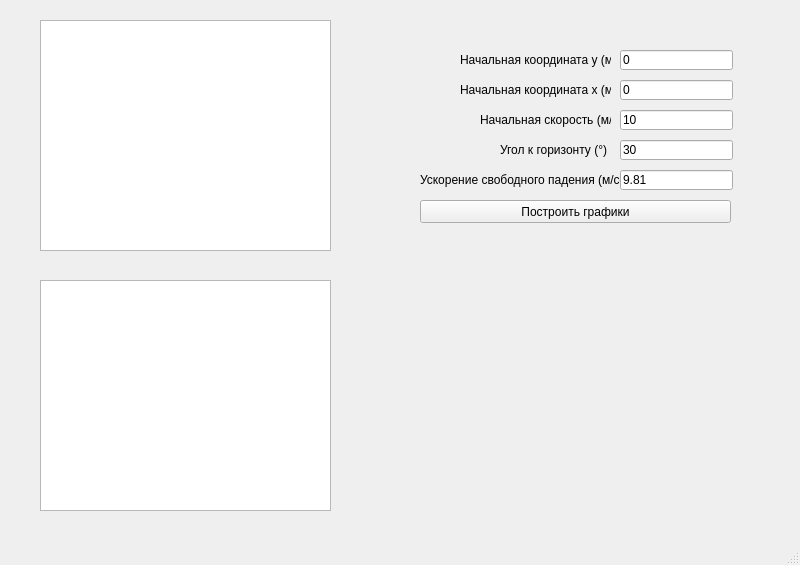
Qt form src/form.ui (MrChester-X/python-visualization-of-kinematics) before a commit.
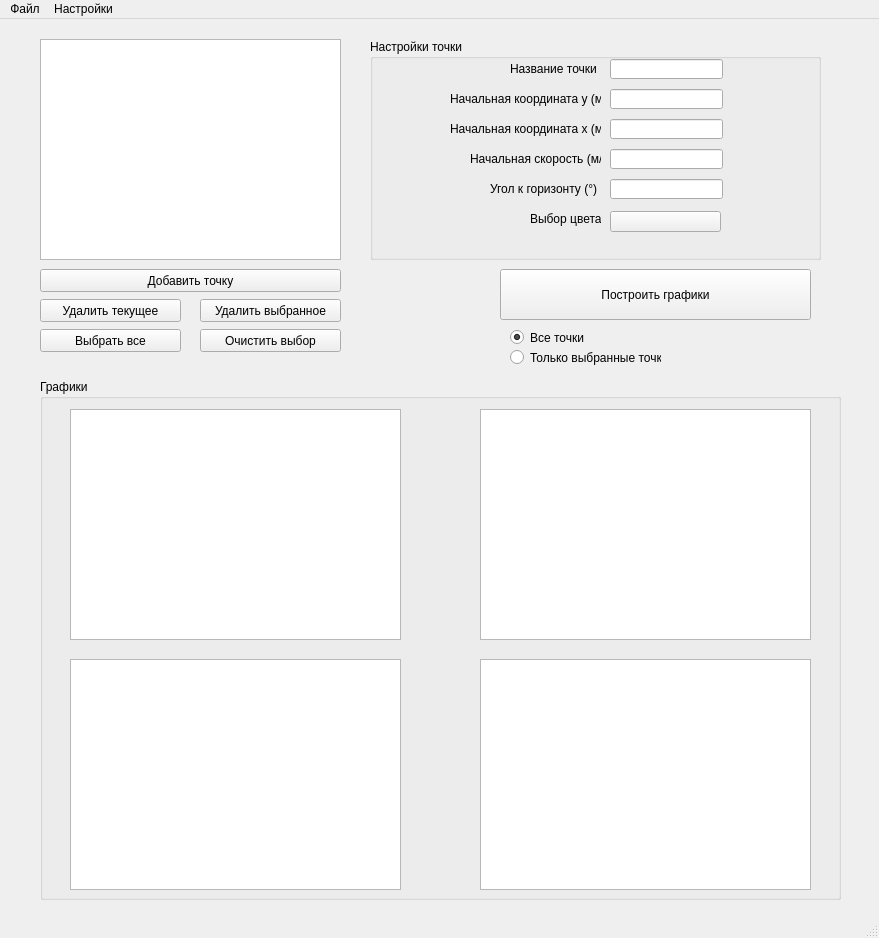
The same form after that commit. Custom widgets are drawn as their Qt base class.

```diff
--- a/src/form.ui
+++ b/src/form.ui
@@ -6,41 +6,173 @@
    <rect>
     <x>0</x>
     <y>0</y>
-    <width>800</width>
-    <height>565</height>
+    <width>879</width>
+    <height>938</height>
    </rect>
   </property>
   <property name="windowTitle">
    <string>Visualization of kinematics</string>
   </property>
   <widget class="QWidget" name="centralwidget">
+   <widget class="QPushButton" name="button_build">
+    <property name="geometry">
+     <rect>
+      <x>500</x>
+      <y>250</y>
+      <width>311</width>
+      <height>51</height>
+     </rect>
+    </property>
+    <property name="text">
+     <string>Построить графики</string>
+    </property>
+   </widget>
+   <widget class="QListWidget" name="points_list">
+    <property name="geometry">
+     <rect>
+      <x>40</x>
+      <y>20</y>
+      <width>301</width>
+      <height>221</height>
+     </rect>
+    </property>
+   </widget>
+   <widget class="QGroupBox" name="groupBox">
+    <property name="geometry">
+     <rect>
+      <x>40</x>
+      <y>360</y>
+      <width>801</width>
+      <height>521</height>
+     </rect>
+    </property>
+    <property name="title">
+     <string>Графики</string>
+    </property>
+    <widget class="PlotWidget" name="graphic2">
+     <property name="geometry">
+      <rect>
+       <x>30</x>
+       <y>30</y>
+       <width>331</width>
+       <height>231</height>
+      </rect>
+     </property>
+    </widget>
    <widget class="PlotWidget" name="graphic1">
     <property name="geometry">
      <rect>
-      <x>40</x>
-      <y>20</y>
-      <width>291</width>
+       <x>440</x>
+       <y>30</y>
+       <width>331</width>
       <height>231</height>
      </rect>
     </property>
    </widget>
-   <widget class="QLineEdit" name="input_speed">
+    <widget class="PlotWidget" name="graphic3">
     <property name="geometry">
      <rect>
-      <x>620</x>
-      <y>110</y>
+       <x>30</x>
+       <y>280</y>
+       <width>331</width>
+       <height>231</height>
+      </rect>
+     </property>
+    </widget>
+    <widget class="PlotWidget" name="graphic4">
+     <property name="geometry">
+      <rect>
+       <x>440</x>
+       <y>280</y>
+       <width>331</width>
+       <height>231</height>
+      </rect>
+     </property>
+    </widget>
+   </widget>
+   <widget class="QGroupBox" name="groupBox_2">
+    <property name="geometry">
+     <rect>
+      <x>370</x>
+      <y>20</y>
+      <width>451</width>
+      <height>221</height>
+     </rect>
+    </property>
+    <property name="title">
+     <string>Настройки точки</string>
+    </property>
+    <property name="alignment">
+     <set>Qt::AlignLeading|Qt::AlignLeft|Qt::AlignTop</set>
+    </property>
+    <widget class="QLineEdit" name="input_name">
+     <property name="geometry">
+      <rect>
+       <x>240</x>
+       <y>20</y>
       <width>113</width>
       <height>20</height>
      </rect>
     </property>
     <property name="text">
-     <string>10</string>
+      <string/>
+     </property>
+     <property name="echoMode">
+      <enum>QLineEdit::Normal</enum>
+     </property>
+     <property name="clearButtonEnabled">
+      <bool>false</bool>
+     </property>
+    </widget>
+    <widget class="QLineEdit" name="input_y">
+     <property name="geometry">
+      <rect>
+       <x>240</x>
+       <y>50</y>
+       <width>113</width>
+       <height>20</height>
+      </rect>
+     </property>
+     <property name="text">
+      <string/>
+     </property>
+     <property name="echoMode">
+      <enum>QLineEdit::Normal</enum>
+     </property>
+     <property name="clearButtonEnabled">
+      <bool>false</bool>
+     </property>
+    </widget>
+    <widget class="QLineEdit" name="input_x">
+     <property name="geometry">
+      <rect>
+       <x>240</x>
+       <y>80</y>
+       <width>113</width>
+       <height>20</height>
+      </rect>
+     </property>
+     <property name="text">
+      <string/>
+     </property>
+    </widget>
+    <widget class="QLabel" name="label_3">
+     <property name="geometry">
+      <rect>
+       <x>80</x>
+       <y>80</y>
+       <width>151</width>
+       <height>20</height>
+      </rect>
+     </property>
+     <property name="text">
+      <string>Начальная координата x (м)</string>
     </property>
    </widget>
    <widget class="QLabel" name="label">
     <property name="geometry">
      <rect>
-      <x>480</x>
+       <x>100</x>
       <y>110</y>
       <width>131</width>
       <height>20</height>
@@ -50,23 +182,36 @@
      <string>Начальная скорость (м/с)</string>
     </property>
    </widget>
-   <widget class="QLineEdit" name="input_alpha">
+    <widget class="QLabel" name="label_6">
     <property name="geometry">
      <rect>
-      <x>620</x>
-      <y>140</y>
+       <x>140</x>
+       <y>20</y>
+       <width>91</width>
+       <height>20</height>
+      </rect>
+     </property>
+     <property name="text">
+      <string>Название точки</string>
+     </property>
+    </widget>
+    <widget class="QLineEdit" name="input_speed">
+     <property name="geometry">
+      <rect>
+       <x>240</x>
+       <y>110</y>
       <width>113</width>
       <height>20</height>
      </rect>
     </property>
     <property name="text">
-     <string>30</string>
+      <string/>
     </property>
    </widget>
    <widget class="QLabel" name="label_2">
     <property name="geometry">
      <rect>
-      <x>500</x>
+       <x>120</x>
       <y>140</y>
       <width>111</width>
       <height>20</height>
@@ -76,49 +221,10 @@
      <string>Угол к горизонту (°)</string>
     </property>
    </widget>
-   <widget class="QLineEdit" name="input_x">
-    <property name="geometry">
-     <rect>
-      <x>620</x>
-      <y>80</y>
-      <width>113</width>
-      <height>20</height>
-     </rect>
-    </property>
-    <property name="text">
-     <string>0</string>
-    </property>
-   </widget>
-   <widget class="QLabel" name="label_3">
-    <property name="geometry">
-     <rect>
-      <x>460</x>
-      <y>80</y>
-      <width>151</width>
-      <height>20</height>
-     </rect>
-    </property>
-    <property name="text">
-     <string>Начальная координата x (м)</string>
-    </property>
-   </widget>
-   <widget class="QLineEdit" name="input_y">
-    <property name="geometry">
-     <rect>
-      <x>620</x>
-      <y>50</y>
-      <width>113</width>
-      <height>20</height>
-     </rect>
-    </property>
-    <property name="text">
-     <string>0</string>
-    </property>
-   </widget>
    <widget class="QLabel" name="label_4">
     <property name="geometry">
      <rect>
-      <x>460</x>
+       <x>80</x>
       <y>50</y>
       <width>151</width>
       <height>20</height>
@@ -128,53 +234,138 @@
      <string>Начальная координата y (м)</string>
     </property>
    </widget>
-   <widget class="QPushButton" name="button_build">
+    <widget class="QLineEdit" name="input_alpha">
     <property name="geometry">
      <rect>
-      <x>420</x>
-      <y>200</y>
-      <width>311</width>
-      <height>23</height>
+       <x>240</x>
+       <y>140</y>
+       <width>113</width>
+       <height>20</height>
      </rect>
     </property>
     <property name="text">
-     <string>Построить графики</string>
+      <string/>
+     </property>
+    </widget>
+    <widget class="QPushButton" name="button_color">
+     <property name="geometry">
+      <rect>
+       <x>240</x>
+       <y>172</y>
+       <width>111</width>
+       <height>21</height>
+      </rect>
+     </property>
+     <property name="text">
+      <string/>
     </property>
    </widget>
    <widget class="QLabel" name="label_5">
     <property name="geometry">
      <rect>
-      <x>420</x>
+       <x>160</x>
       <y>170</y>
-      <width>201</width>
+       <width>71</width>
       <height>20</height>
      </rect>
     </property>
     <property name="text">
-     <string>Ускорение свободного падения (м/с²)</string>
-    </property>
-   </widget>
-   <widget class="QLineEdit" name="input_g">
+      <string>Выбор цвета</string>
+     </property>
+    </widget>
+   </widget>
+   <widget class="QPushButton" name="button_add">
     <property name="geometry">
      <rect>
-      <x>620</x>
-      <y>170</y>
-      <width>113</width>
-      <height>20</height>
+      <x>40</x>
+      <y>250</y>
+      <width>301</width>
+      <height>23</height>
      </rect>
     </property>
     <property name="text">
-     <string>9.81</string>
+     <string>Добавить точку</string>
     </property>
    </widget>
-   <widget class="PlotWidget" name="graphic2">
+   <widget class="QPushButton" name="button_del_current">
     <property name="geometry">
      <rect>
       <x>40</x>
       <y>280</y>
-      <width>291</width>
-      <height>231</height>
+      <width>141</width>
+      <height>23</height>
      </rect>
+    </property>
+    <property name="text">
+     <string>Удалить текущее</string>
+    </property>
+   </widget>
+   <widget class="QPushButton" name="button_del_select">
+    <property name="geometry">
+     <rect>
+      <x>200</x>
+      <y>280</y>
+      <width>141</width>
+      <height>23</height>
+     </rect>
+    </property>
+    <property name="text">
+     <string>Удалить выбранное</string>
+    </property>
+   </widget>
+   <widget class="QPushButton" name="button_select_all">
+    <property name="geometry">
+     <rect>
+      <x>40</x>
+      <y>310</y>
+      <width>141</width>
+      <height>23</height>
+     </rect>
+    </property>
+    <property name="text">
+     <string>Выбрать все</string>
+    </property>
+   </widget>
+   <widget class="QPushButton" name="button_unselect_all">
+    <property name="geometry">
+     <rect>
+      <x>200</x>
+      <y>310</y>
+      <width>141</width>
+      <height>23</height>
+     </rect>
+    </property>
+    <property name="text">
+     <string>Очистить выбор</string>
+    </property>
+   </widget>
+   <widget class="QRadioButton" name="radiobutton_all">
+    <property name="geometry">
+     <rect>
+      <x>510</x>
+      <y>310</y>
+      <width>82</width>
+      <height>17</height>
+     </rect>
+    </property>
+    <property name="text">
+     <string>Все точки</string>
+    </property>
+    <property name="checked">
+     <bool>true</bool>
+    </property>
+   </widget>
+   <widget class="QRadioButton" name="radiobutton_selected">
+    <property name="geometry">
+     <rect>
+      <x>510</x>
+      <y>330</y>
+      <width>151</width>
+      <height>17</height>
+     </rect>
+    </property>
+    <property name="text">
+     <string>Только выбранные точки</string>
     </property>
    </widget>
   </widget>
@@ -183,10 +374,26 @@
     <rect>
      <x>0</x>
      <y>0</y>
-     <width>800</width>
+     <width>879</width>
      <height>21</height>
     </rect>
    </property>
+   <widget class="QMenu" name="menu">
+    <property name="title">
+     <string>Настройки</string>
+    </property>
+    <addaction name="action_const"/>
+    <addaction name="action_colors"/>
+   </widget>
+   <widget class="QMenu" name="menu_3">
+    <property name="title">
+     <string>Файл</string>
+    </property>
+    <addaction name="action_save"/>
+    <addaction name="action_load"/>
+   </widget>
+   <addaction name="menu_3"/>
+   <addaction name="menu"/>
   </widget>
   <widget class="QStatusBar" name="statusbar"/>
  </widget>
```
Left out of the diff: 25 changed lines with no effect on the pictures. Lines whose indentation alone changed are shown as unchanged.
